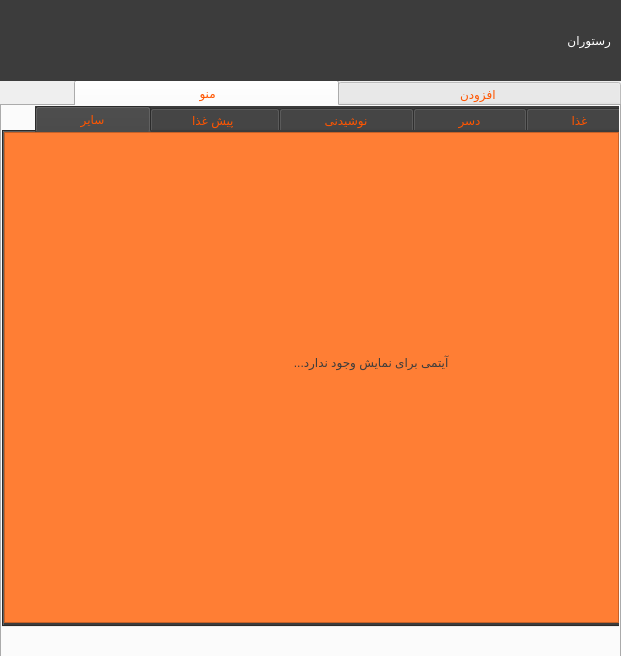
Old version of the form FOOD/restaurantownermainpage.ui in the repository pooratho/FOOD.
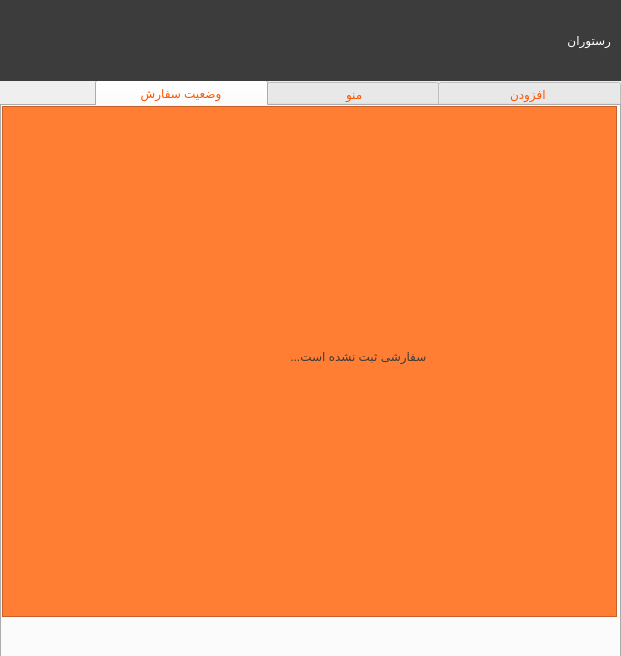
New version of the form. Icons and pictures are not drawn.

Commit message: add order status tab for restaurant owner

Diff of the .ui file:
```diff
--- a/FOOD/restaurantownermainpage.ui
+++ b/FOOD/restaurantownermainpage.ui
@@ -48,11 +48,11 @@
     <enum>Qt::LayoutDirection::RightToLeft</enum>
    </property>
    <property name="currentIndex">
-    <number>1</number>
+    <number>2</number>
    </property>
    <widget class="QWidget" name="tab">
     <attribute name="title">
-     <string>                                 افزودن                                  </string>
+     <string>                  افزودن                   </string>
     </attribute>
     <widget class="QWidget" name="widget" native="true">
      <property name="geometry">
@@ -231,7 +231,7 @@
    </widget>
    <widget class="QWidget" name="tab_2">
     <attribute name="title">
-     <string>                                  منو                                 </string>
+     <string>                    منو                   </string>
     </attribute>
     <widget class="QTabWidget" name="tabWidget_2">
      <property name="geometry">
@@ -435,6 +435,42 @@
      </widget>
     </widget>
    </widget>
+   <widget class="QWidget" name="tab_8">
+    <attribute name="title">
+     <string>          وضعیت سفارش          </string>
+    </attribute>
+    <widget class="QListWidget" name="listWidgetOthers_2">
+     <property name="geometry">
+      <rect>
+       <x>0</x>
+       <y>0</y>
+       <width>615</width>
+       <height>511</height>
+      </rect>
+     </property>
+     <property name="styleSheet">
+      <string notr="true">background-color: rgb(255, 126, 52);</string>
+     </property>
+    </widget>
+    <widget class="QLabel" name="label_11">
+     <property name="geometry">
+      <rect>
+       <x>140</x>
+       <y>200</y>
+       <width>291</width>
+       <height>101</height>
+      </rect>
+     </property>
+     <property name="styleSheet">
+      <string notr="true">background-color: rgb(255, 126, 52);
+color: rgb(60, 60, 60);
+font: 18pt &quot;B Farnaz&quot;;</string>
+     </property>
+     <property name="text">
+      <string>  سفارشی ثبت نشده است...</string>
+     </property>
+    </widget>
+   </widget>
   </widget>
   <widget class="QWidget" name="widget_3" native="true">
    <property name="geometry">
```
